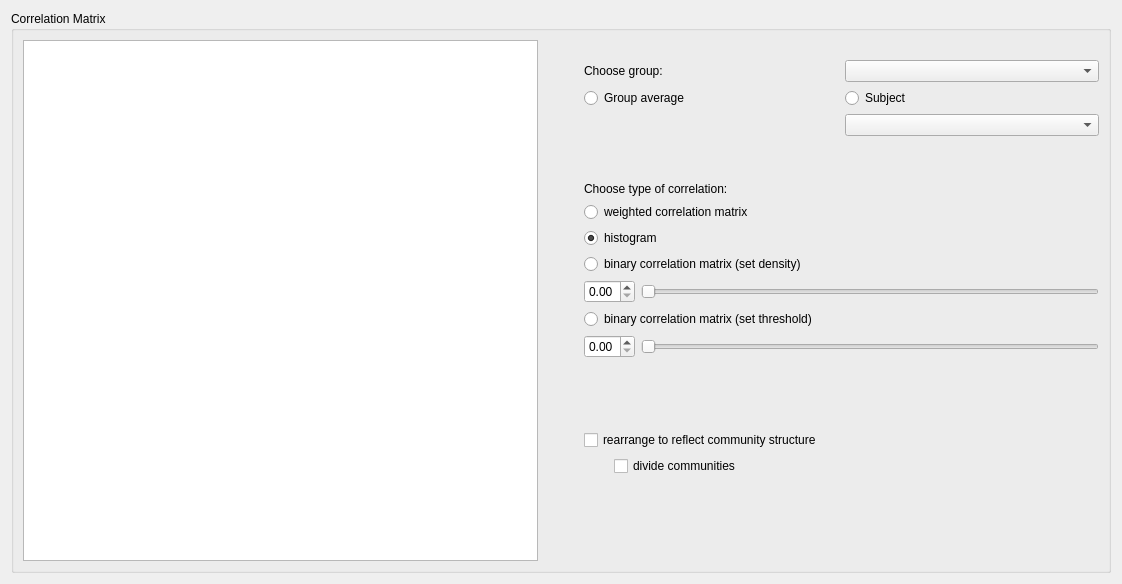
Qt form braphy/gui/ui_files/correlation_matrix_widget.ui (softmatterlab/Braph-2.0-Python) before a commit.
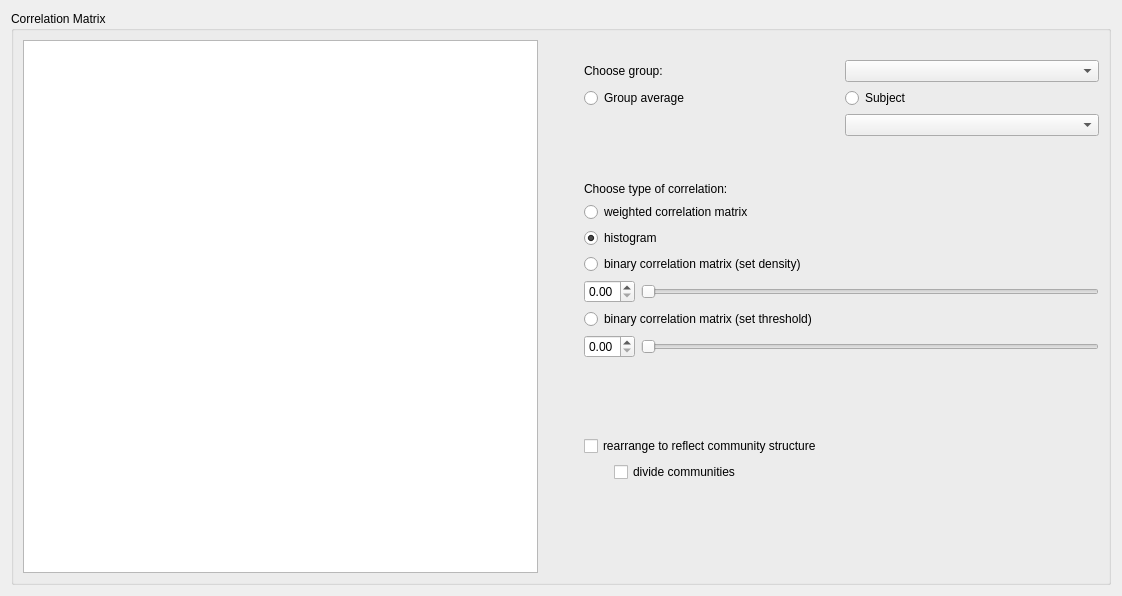
The same form after that commit. Icons and pictures are not drawn. Custom widgets are drawn as their Qt base class.

What changed in the file:
```diff
--- a/braphy/gui/ui_files/correlation_matrix_widget.ui
+++ b/braphy/gui/ui_files/correlation_matrix_widget.ui
@@ -7,7 +7,7 @@
     <x>0</x>
     <y>0</y>
     <width>1118</width>
-    <height>584</height>
+    <height>596</height>
    </rect>
   </property>
   <property name="windowTitle">
```
Left out of the diff: 36 changed lines with no effect on the pictures.
